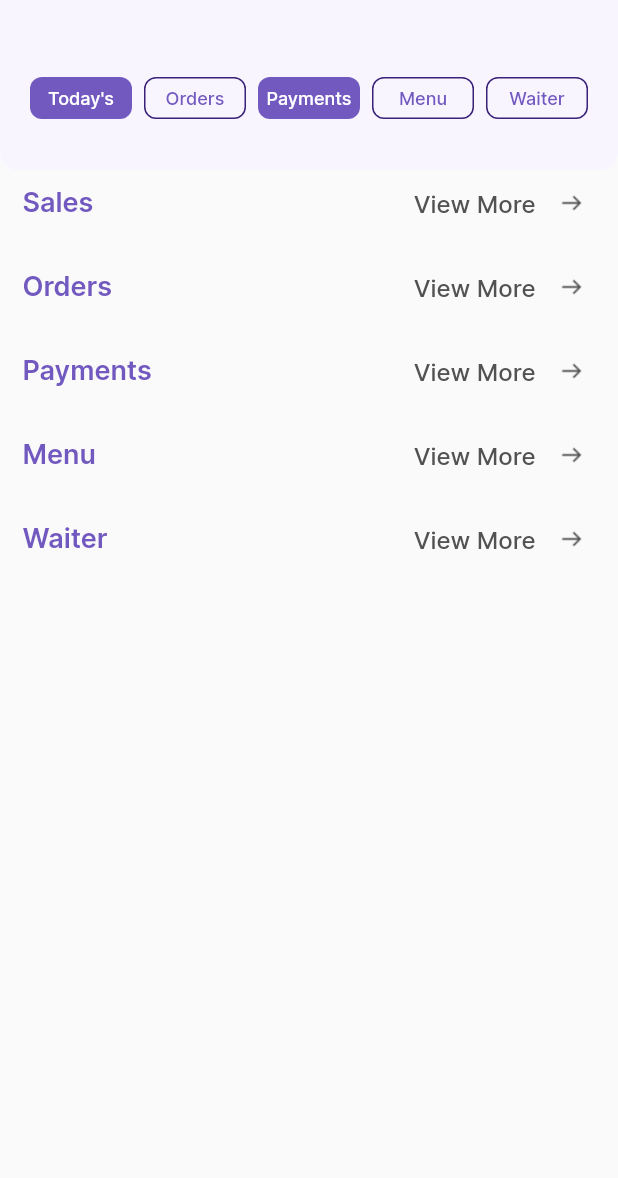
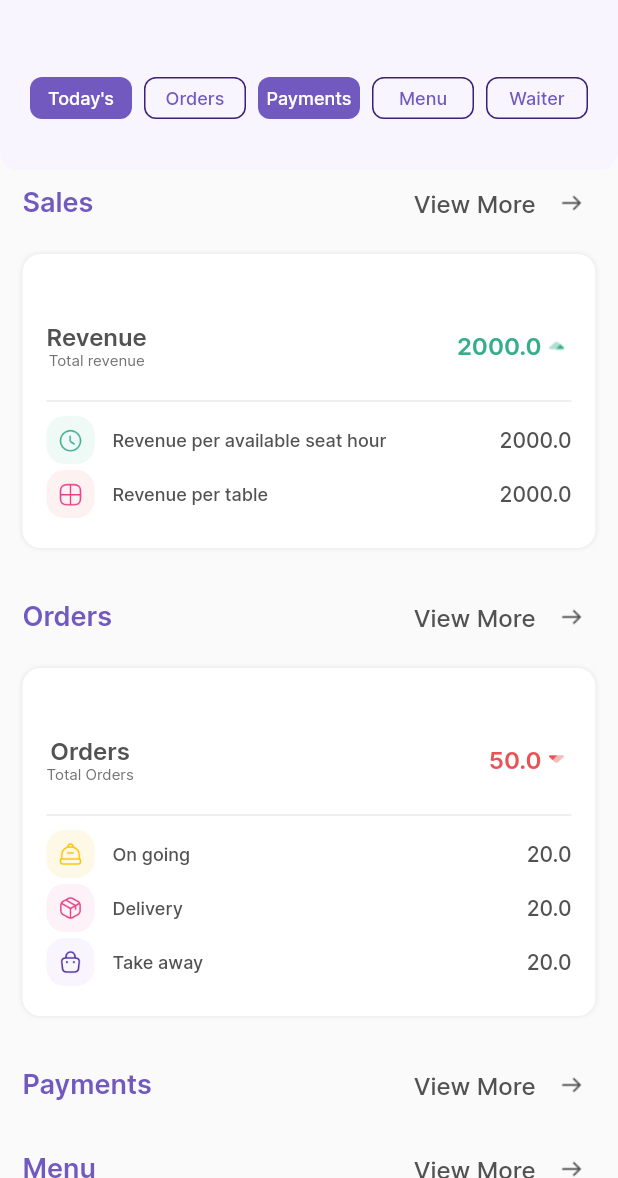
Before and after one commit to laila-nabil/analytics_screen_ui, a Flutter app: the screen it shows after launch, on a phone screen of 412 x 824 dp, the part 58-1236 px from its top. Run offline on Flutter 3.47's test engine with Material 2 defaults, Android fonts, the phone set to English and light mode, and no system bars.

Commit message:
CustomCardA

```diff
--- a/lib/core/app_colors.dart
+++ b/lib/core/app_colors.dart
@@ -11,6 +11,7 @@ abstract class AppColors {
   static const Color neutral600 = Color.fromRGBO(82, 82, 82, 1.0);
   static const Color neutral700 = Color.fromRGBO(64, 64, 64, 1.0);
 
+  static const Color yellow50 = Color.fromRGBO(254, 248, 231, 1.0);
   static const Color yellow300 = Color.fromRGBO(247, 215, 110, 1.0);
   static const Color yellow500 = Color.fromRGBO(252, 195, 0, 1.0);
   static const Color yellow700 = Color.fromRGBO(204, 156, 0, 1.0);
@@ -18,8 +19,9 @@ abstract class AppColors {
   static const Color success50 = Color.fromRGBO(239, 250, 247, 1.0);
   static const Color success500 = Color.fromRGBO(55, 174, 139, 1.0);
 
-  static const Color pink50 = Color.fromRGBO(229, 64, 134, 1.0);
-  static const Color pink300 = Color.fromRGBO(235, 158, 190, 1.0);
+  static const Color pink300 = Color.fromRGBO(229, 64, 134, 1.0);
+  static const Color pink50 = Color.fromRGBO(235, 158, 190, 1.0);
+  static const Color pink100 = Color.fromRGBO(252, 242, 247, 1.0);
 
   static const Color error50 = Color.fromRGBO(253, 241, 242, 1.0);
   static const Color error500 = Color.fromRGBO(233, 83, 86, 1);
--- a/lib/screens/analytics_screen.dart
+++ b/lib/screens/analytics_screen.dart
@@ -1,3 +1,5 @@
+import 'package:analytics_screen_ui/core/app_assets.dart';
+import 'package:analytics_screen_ui/widgets/custom_card.dart';
 import 'package:flutter/material.dart';
 
 import '../core/app_colors.dart';
@@ -20,7 +22,6 @@ class _AnalyticsScreenState extends State<AnalyticsScreen> {
 
   @override
   Widget build(BuildContext context) {
-
     return Scaffold(
       drawer: Container(),
       appBar: AppBar(
@@ -45,8 +46,7 @@ class _AnalyticsScreenState extends State<AnalyticsScreen> {
             onSelect: (selected) {
               setState(() {
                 selectedMenuBarItem = selected;
-                switch(selectedMenuBarItem){
-
+                switch (selectedMenuBarItem) {
                   case MenuBarItem.sales:
                     break;
                   case MenuBarItem.orders:
@@ -65,20 +65,58 @@ class _AnalyticsScreenState extends State<AnalyticsScreen> {
               });
             },
           ),
-          Padding(
+          Expanded(
+            child: SingleChildScrollView(
+              child: Padding(
                 padding: EdgeInsets.symmetric(horizontal: 15),
-            child: SingleChildScrollView(
                 child: Column(
                   children: [
                     SectionTitle(
                       sectionTitle: "Sales",
                       viewMore: () {},
                     ),
+                    CustomCardA(
+                        title: "Revenue",
+                        subTitle: "Total revenue",
+                        total: 2000,
+                        customCardListItems: [
+                          CustomCardListItem(
+                              iconPath: AppAssets.clockGreen,
+                              iconColor: AppColors.success50,
+                              text: "Revenue per available seat hour",
+                              data: 2000),
+                          CustomCardListItem(
+                              iconPath: AppAssets.gridPink,
+                              iconColor: AppColors.error50,
+                              text: "Revenue per table",
+                              data: 2000)
+                        ]),
                     SectionTitle(
                       key: ordersKey,
                       sectionTitle: "Orders",
                       viewMore: () {},
                     ),
+                    CustomCardA(
+                        title: "Orders",
+                        subTitle: "Total Orders",
+                        total: -50,
+                        customCardListItems: [
+                          CustomCardListItem(
+                              iconPath: AppAssets.bellYellowOutline,
+                              iconColor: AppColors.yellow50,
+                              text: "On going",
+                              data: 20),
+                          CustomCardListItem(
+                              iconPath: AppAssets.boxPink,
+                              iconColor: AppColors.pink100,
+                              text: "Delivery",
+                              data: 20),
+                          CustomCardListItem(
+                              iconPath: AppAssets.bagViolet,
+                              iconColor: AppColors.violet50,
+                              text: "Take away",
+                              data: 20),
+                        ]),
                     SectionTitle(
                       key: paymentsKey,
                       sectionTitle: "Payments",
@@ -94,7 +132,34 @@ class _AnalyticsScreenState extends State<AnalyticsScreen> {
                       sectionTitle: "Waiter",
                       viewMore: () {},
                     ),
+                    CustomCardA(
+                        title: "Servings",
+                        subTitle: "",
+                        total: -650,
+                        customCardListItems: [
+                          CustomCardListItem(
+                              iconPath: AppAssets.sliderGreen,
+                              iconColor: AppColors.success50,
+                              text: "Tables served",
+                              data: 1234),
+                          CustomCardListItem(
+                              iconPath: AppAssets.peoplePink,
+                              iconColor: AppColors.pink100,
+                              text: "Guests per server per order",
+                              data: 1234),
+                          CustomCardListItem(
+                              iconPath: AppAssets.userSquareYellow,
+                              iconColor: AppColors.yellow50,
+                              text: "Per-person average",
+                              data: 1234),
+                          CustomCardListItem(
+                              iconPath: AppAssets.clockYellow,
+                              iconColor: AppColors.yellow50,
+                              text: "Average serving time",
+                              data: 1234),
+                        ]),
                   ],
+                ),
               ),
             ),
           )
--- /dev/null
+++ b/lib/widgets/custom_card.dart
@@ -0,0 +1,142 @@
+import 'package:analytics_screen_ui/core/app_assets.dart';
+import 'package:flutter/material.dart';
+
+import '../core/app_colors.dart';
+
+class CustomCardListItem {
+  final String iconPath;
+  final Color iconColor;
+  final String text;
+  final double data;
+
+  CustomCardListItem(
+      {required this.iconPath,
+      required this.iconColor,
+      required this.text,
+      required this.data});
+}
+
+class CustomCardA extends StatelessWidget {
+  const CustomCardA(
+      {Key? key,
+      required this.title,
+      required this.subTitle,
+      required this.total,
+      required this.customCardListItems})
+      : super(key: key);
+  final String title;
+  final String subTitle;
+  final double total;
+  final List<CustomCardListItem> customCardListItems;
+
+  @override
+  Widget build(BuildContext context) {
+    return Container(
+      padding: EdgeInsets.only(left: 16,right: 16,bottom: 18),
+      margin: EdgeInsets.only(bottom: 24),
+      decoration: BoxDecoration(
+          borderRadius: BorderRadius.circular(12),
+          color: AppColors.white00,
+          boxShadow: [
+            BoxShadow(color: Color.fromRGBO(23, 23, 23, 0.1), blurRadius: 2)
+          ]),
+      child: Column(
+        children: [
+          SizedBox(
+            height: 32,
+          ),
+          Container(
+            height: 58,
+            alignment: Alignment.center,
+            child: Row(
+              mainAxisAlignment: MainAxisAlignment.spaceBetween,
+              crossAxisAlignment: CrossAxisAlignment.center,
+              children: [
+                Column(
+                  mainAxisAlignment: MainAxisAlignment.center,
+                  children: [
+                    Text(
+                      title,
+                      style: TextStyle(
+                          color: AppColors.neutral600,
+                          fontFamily: "Inter",
+                          fontSize: 16,
+                          fontWeight: FontWeight.w600),
+                    ),
+                    Text(
+                      subTitle,
+                      style: TextStyle(
+                          color: AppColors.neutral500,
+                          fontFamily: "Inter",
+                          fontSize: 10,
+                          fontWeight: FontWeight.w400),
+                    ),
+                  ],
+                ),
+                Row(
+                  children: [
+                    Text(
+                      "${total.abs()}",
+                      style: TextStyle(
+                          color: total >= 0
+                              ? AppColors.success500
+                              : AppColors.error500,
+                          fontFamily: "Inter",
+                          fontSize: 16,
+                          fontWeight: FontWeight.w600),
+                    ),
+                    Image.asset(
+                      total >= 0
+                          ? AppAssets.arrowUpGreen
+                          : AppAssets.arrowDownPink,
+                      width: 20,
+                      height: 20,
+                    )
+                  ],
+                ),
+              ],
+            ),
+          ),
+          Divider(),
+          ...customCardListItems
+              .map((e) => Container(
+                    height: 36,
+                    child: Row(
+                      mainAxisSize: MainAxisSize.max,
+                      children: [
+                        Container(
+                          width: 32,
+                          height: 32,
+                          alignment: Alignment.center,
+                          decoration: BoxDecoration(
+                              color: e.iconColor,
+                              borderRadius: BorderRadius.circular(12)),
+                          child: Image.asset(e.iconPath,width: 16,height: 16,),
+                        ),
+                        SizedBox(width: 12,),
+                        Text(
+                          e.text,
+                          style: TextStyle(
+                              color: AppColors.neutral600,
+                              fontFamily: "Inter",
+                              fontSize: 12,
+                              fontWeight: FontWeight.w500),
+                        ),
+                        Spacer(),
+                        Text(
+                          e.data.toString(),
+                          style: TextStyle(
+                              color: AppColors.neutral600,
+                              fontFamily: "Inter",
+                              fontSize: 14,
+                              fontWeight: FontWeight.w500),
+                        ),
+                      ],
+                    ),
+                  ))
+              .toList()
+        ],
+      ),
+    );
+  }
+}
```
Lines whose indentation alone changed are shown as unchanged.
